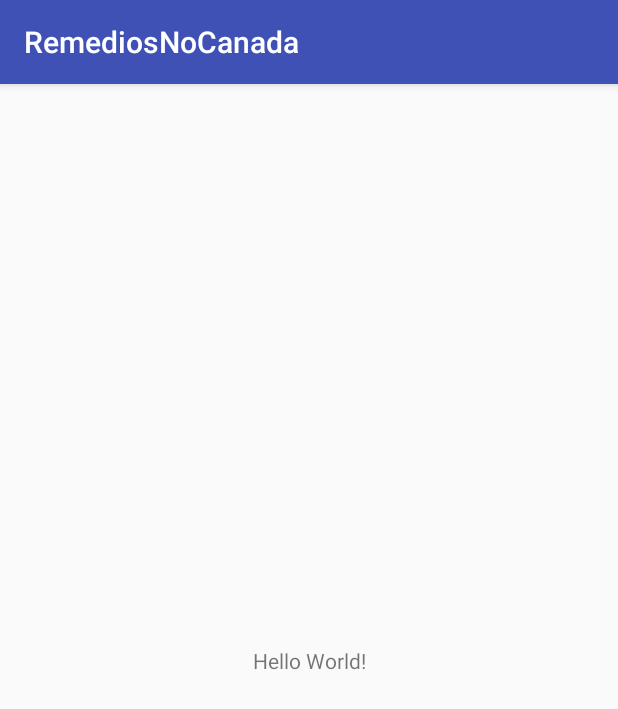
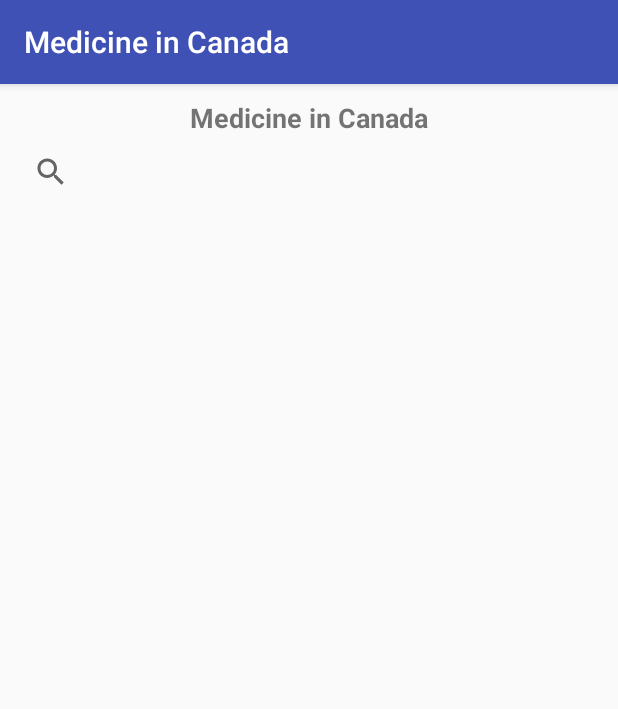
Before and after one commit to suelentanaka/remedios-no-canada, an Android app: the screen it shows after launch (MainActivity), on a phone screen of 412 x 824 dp. Shown: the top 709 px of the screen. Run offline under Robolectric (Android 15) with nearby library versions, the phone set to English and light mode, and no system bars.

Commit message:
First layout and strings pt-BR

```diff
--- /dev/null
+++ b/app/src/main/java/com/campos/bianca/remediosnocanada/DetailsActivity.java
@@ -0,0 +1,4 @@
+package com.campos.bianca.remediosnocanada;
+
+public class DetailsActivity {
+}
--- a/app/src/main/java/com/campos/bianca/remediosnocanada/MainActivity.java
+++ b/app/src/main/java/com/campos/bianca/remediosnocanada/MainActivity.java
@@ -2,6 +2,7 @@ package com.campos.bianca.remediosnocanada;
 
 import android.support.v7.app.AppCompatActivity;
 import android.os.Bundle;
+import android.widget.ListView;
 
 public class MainActivity extends AppCompatActivity {
 
@@ -9,5 +10,6 @@ public class MainActivity extends AppCompatActivity {
     protected void onCreate(Bundle savedInstanceState) {
         super.onCreate(savedInstanceState);
         setContentView(R.layout.activity_main);
+        ListView listview = (ListView) findViewById(R.id.medicine_LV);
     }
 }
--- a/app/src/main/res/layout/activity_main.xml
+++ b/app/src/main/res/layout/activity_main.xml
@@ -1,18 +1,35 @@
 <?xml version="1.0" encoding="utf-8"?>
-<android.support.constraint.ConstraintLayout xmlns:android="http://schemas.android.com/apk/res/android"
-    xmlns:app="http://schemas.android.com/apk/res-auto"
+<LinearLayout
+    xmlns:android="http://schemas.android.com/apk/res/android"
     xmlns:tools="http://schemas.android.com/tools"
+    android:orientation="vertical"
+    android:padding="10dp"
     android:layout_width="match_parent"
     android:layout_height="match_parent"
     tools:context=".MainActivity">
 
     <TextView
-        android:layout_width="wrap_content"
+        android:id="@+id/header_tv"
+        android:layout_width="match_parent"
         android:layout_height="wrap_content"
-        android:text="Hello World!"
-        app:layout_constraintBottom_toBottomOf="parent"
-        app:layout_constraintLeft_toLeftOf="parent"
-        app:layout_constraintRight_toRightOf="parent"
-        app:layout_constraintTop_toTopOf="parent" />
+        android:text="@string/app_name"
+        android:textAlignment="center"
+        android:textSize="18sp"
+        android:textStyle="bold" />
 
-</android.support.constraint.ConstraintLayout>
+    <android.support.v7.widget.SearchView
+        android:id="@+id/medicine_SV"
+        android:layout_width="match_parent"
+        android:layout_height="wrap_content">
+    </android.support.v7.widget.SearchView>
+
+    <ListView
+        android:id="@+id/medicine_LV"
+        android:layout_width="match_parent"
+        android:layout_height="wrap_content">
+
+    </ListView>
+
+
+
+</LinearLayout>
```
Also changed, not shown: app/src/main/res/layout/activity_details.xml (added, +9 -0 lines), app/src/main/res/layout/list_layout.xml (added, +38 -0 lines), app/src/main/res/values/strings.xml (+7 -1 lines), 1 other file.
